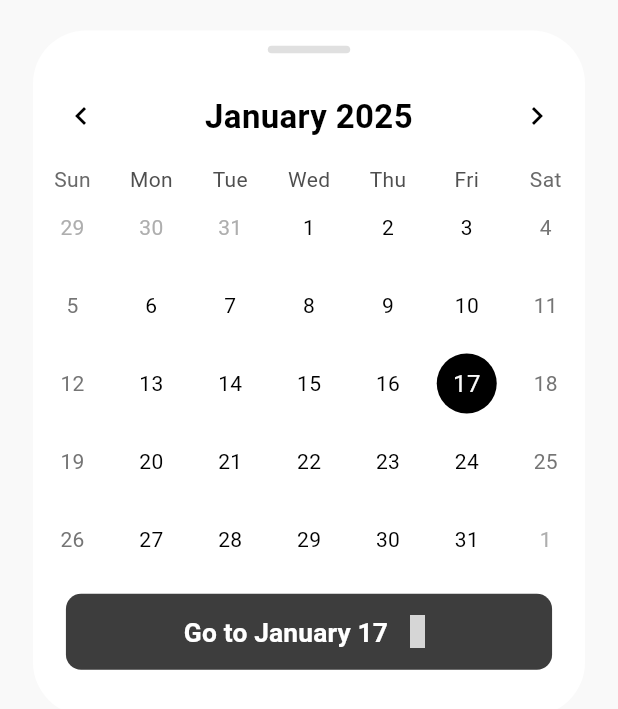
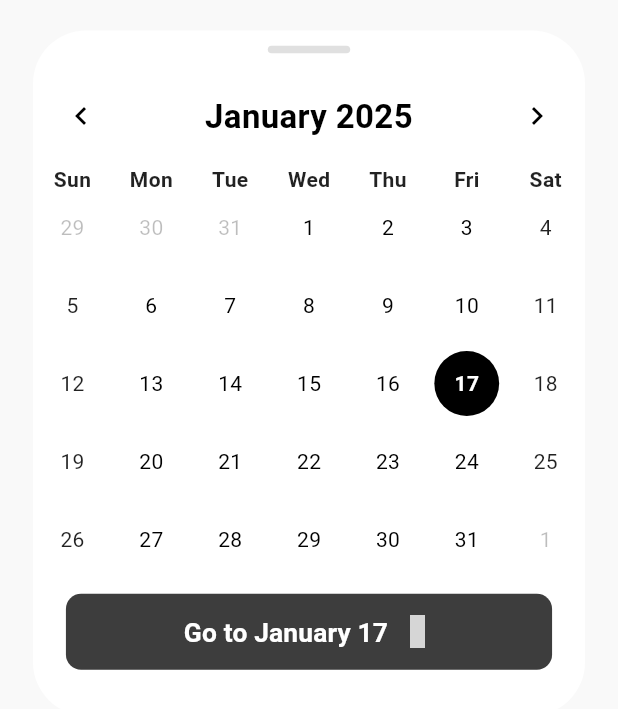
Before and after one commit to toluwade/producty, a Flutter app: the CalendarBottomSheet widget shown alone on an empty page, opened directly with empty values, on a phone screen of 412 x 824 dp. Shown: the top 709 px of the screen. Run offline on Flutter 3.47's test engine with Material 3 defaults, Android fonts, the phone set to English and light mode, and no system bars; drawn by our look-alikes of table_calendar; our stand-ins replace flutter_screenutil, flutter_svg, font_awesome_flutter, google_fonts, iconsax_flutter, lottie and 2 more; accounts and stored records are empty; grey boxes are pictures that could not be loaded.

Commit message:
Initial commit: Producty app with daily routines and calendar functionality

```diff
--- a/lib/main.dart
+++ b/lib/main.dart
@@ -4,6 +4,7 @@
 import 'package:provider/provider.dart';
 import 'providers/todo_provider.dart';
 import 'providers/theme_provider.dart';
+import 'providers/daily_routine_provider.dart';
 import 'screens/auth/auth_screen.dart';
 import 'screens/auth/onboarding_screen.dart';
 import 'screens/auth/otp_screen.dart';
@@ -45,6 +46,7 @@
         providers: [
           ChangeNotifierProvider(create: (_) => TodoProvider()),
           ChangeNotifierProvider(create: (_) => ThemeProvider()),
+          ChangeNotifierProvider(create: (_) => DailyRoutineProvider()),
         ],
         child: Consumer<ThemeProvider>(
           builder: (context, themeProvider, _) {
--- a/lib/screens/daily_routine/add_routine_screen.dart
+++ b/lib/screens/daily_routine/add_routine_screen.dart
@@ -4,10 +4,12 @@
 
 class AddRoutineScreen extends StatefulWidget {
   final Function(DailyRoutineEntry) onRoutineAdded;
+  final DateTime selectedDate;
 
   const AddRoutineScreen({
     Key? key,
     required this.onRoutineAdded,
+    required this.selectedDate,
   }) : super(key: key);
 
   @override
--- a/lib/widgets/calendar_bottom_sheet.dart
+++ b/lib/widgets/calendar_bottom_sheet.dart
@@ -68,17 +68,16 @@
           TableCalendar(
             firstDay: DateTime.utc(2020, 1, 1),
             lastDay: DateTime.utc(2030, 12, 31),
-            focusedDay: _selectedDay, // Use selected day as the fixed focus
+            focusedDay: _focusedDay,
             calendarFormat: _calendarFormat,
             selectedDayPredicate: (day) {
               return isSameDay(_selectedDay, day);
             },
             onDaySelected: (selectedDay, focusedDay) {
-              if (!isSameDay(_selectedDay, selectedDay)) {
-                setState(() {
-                  _selectedDay = selectedDay;
-                });
-              }
+              setState(() {
+                _selectedDay = selectedDay;
+                _focusedDay = focusedDay;
+              });
             },
             onFormatChanged: (format) {
               if (_calendarFormat != format) {
@@ -88,7 +87,9 @@
               }
             },
             onPageChanged: (focusedDay) {
-              // Do nothing to keep the week stripe static
+              setState(() {
+                _focusedDay = focusedDay;
+              });
             },
             headerStyle: HeaderStyle(
               formatButtonVisible: false,
@@ -108,21 +109,68 @@
               ),
             ),
             calendarStyle: CalendarStyle(
+              // Today's date style
               todayDecoration: BoxDecoration(
-                color: Theme.of(context)
-                    .primaryColor
-                    .withAlpha((0.5 * 255).toInt()),
+                color:
+                    isDarkMode ? const Color(0xFFACF75F) : Colors.transparent,
+                shape: BoxShape.circle,
+                border: Border.all(
+                  color: isDarkMode
+                      ? const Color(0xFFACF75F)
+                      : Theme.of(context).primaryColor,
+                  width: 1.5,
+                ),
+              ),
+              todayTextStyle: TextStyle(
+                color: isDarkMode ? const Color(0xFF3D3D3D) : Colors.black,
+                fontWeight: FontWeight.bold,
+              ),
+
+              // Selected date style
+              selectedDecoration: BoxDecoration(
+                color: isDarkMode
+                    ? const Color(0xFFACF75F)
+                    : Theme.of(context).primaryColor,
                 shape: BoxShape.circle,
               ),
-              selectedDecoration: BoxDecoration(
-                color: Theme.of(context).primaryColor,
-                shape: BoxShape.circle,
+              selectedTextStyle: TextStyle(
+                color: isDarkMode ? const Color(0xFF3D3D3D) : Colors.white,
+                fontWeight: FontWeight.bold,
               ),
+
+              // Default text styles
               defaultTextStyle: TextStyle(
                 color: isDarkMode ? Colors.white : Colors.black,
               ),
               weekendTextStyle: TextStyle(
-                color: isDarkMode ? Colors.grey[400] : Colors.grey[600],
+                color: isDarkMode ? Colors.white70 : Colors.black87,
+              ),
+              outsideTextStyle: TextStyle(
+                color: isDarkMode ? Colors.white24 : Colors.black26,
+              ),
+
+              // Disabled dates
+              disabledTextStyle: TextStyle(
+                color: isDarkMode ? Colors.white24 : Colors.black26,
+              ),
+
+              // Weekend dates
+              weekendDecoration: BoxDecoration(
+                shape: BoxShape.circle,
+              ),
+
+              // Cell margins
+              cellMargin: EdgeInsets.all(4.w),
+              cellPadding: EdgeInsets.zero,
+            ),
+            daysOfWeekStyle: DaysOfWeekStyle(
+              weekdayStyle: TextStyle(
+                color: isDarkMode ? Colors.white70 : Colors.black87,
+                fontWeight: FontWeight.w600,
+              ),
+              weekendStyle: TextStyle(
+                color: isDarkMode ? Colors.white70 : Colors.black87,
+                fontWeight: FontWeight.w600,
               ),
             ),
           ),
```
Also changed, not shown: lib/providers/daily_routine_provider.dart (+59 -18 lines), lib/screens/dashboard/dashboard_screen.dart (+19 -8 lines), lib/widgets/daily_routine_widget.dart (+137 -96 lines), lib/widgets/week_stripe.dart (+17 -3 lines), 2 other files.
